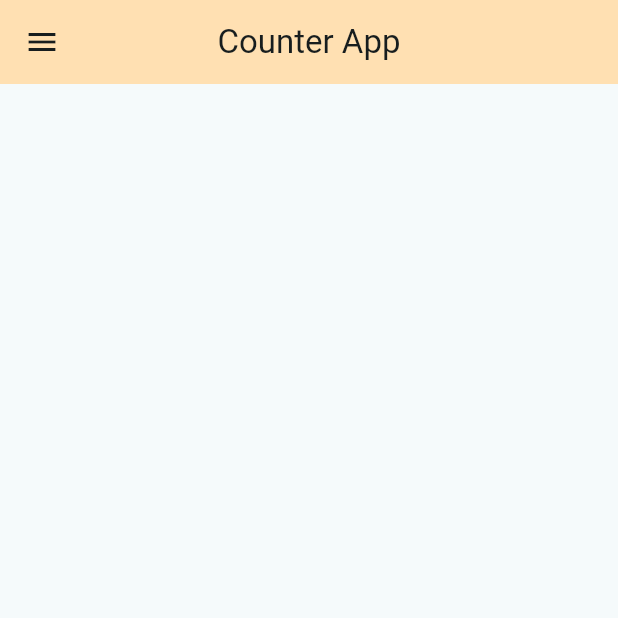
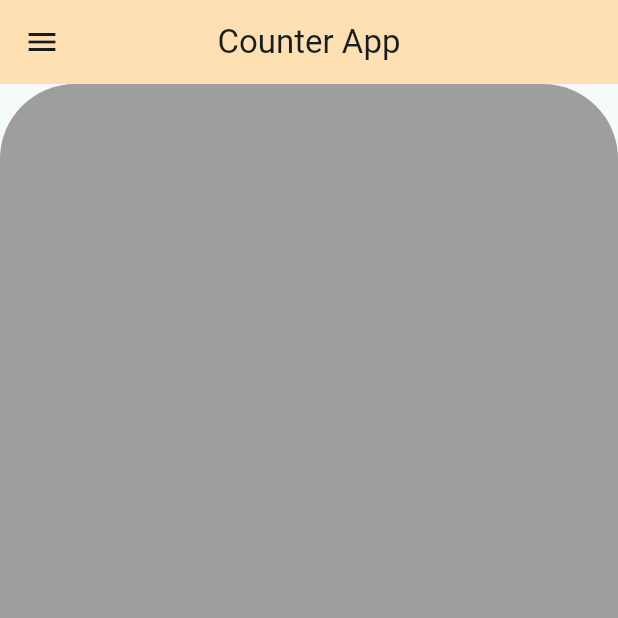
Before and after one commit to Ratndeep1999/counter_application, a Flutter app: the screen it shows after launch, on a phone screen of 412 x 824 dp, the top half of it. Run offline on Flutter 3.47's test engine with Material 3 defaults, Android fonts, the phone set to English and light mode, and no system bars.

Commit message:
counter_app_page.dart : class add, AppBar add, SafeArea add, container for male and female add,

```diff
--- a/lib/counter_app_page.dart
+++ b/lib/counter_app_page.dart
@@ -20,8 +20,11 @@ class CounterAppPage extends StatelessWidget {
             Row(
               children: [
                 Container(
+                  height: MediaQuery.of(context).size.height ,
+                  width: MediaQuery.of(context).size.width ,
                   decoration: BoxDecoration(
                     borderRadius: BorderRadius.circular(50),
+                    color: Colors.grey
                   ),
                 ),
                 Container(),
```
